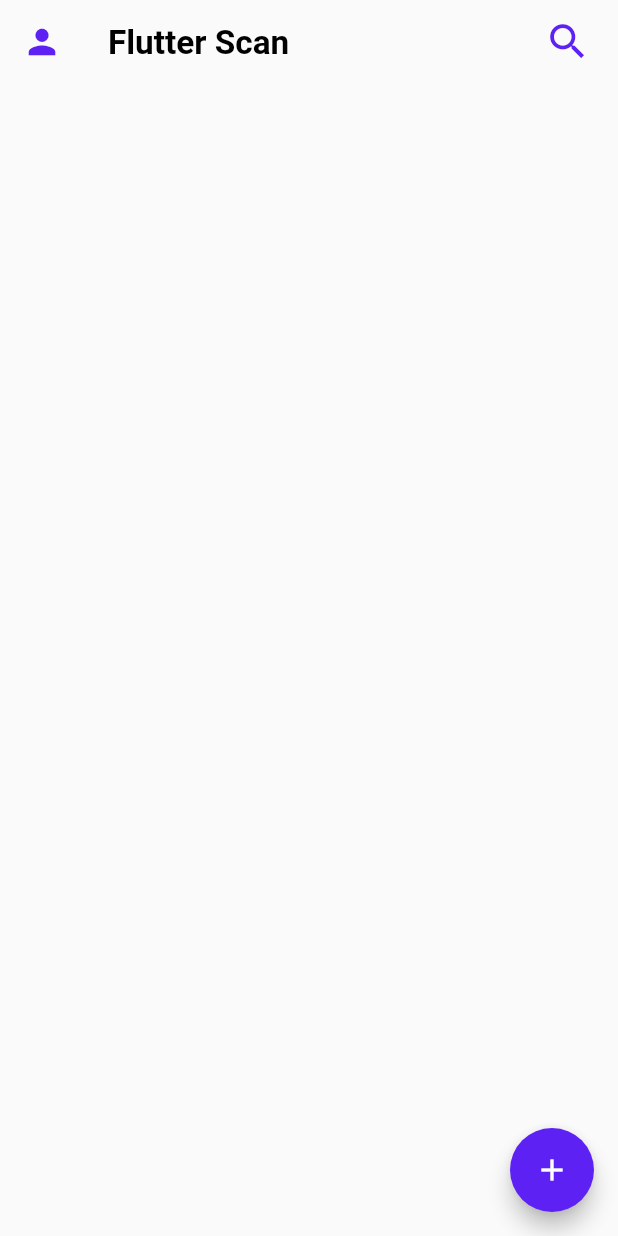
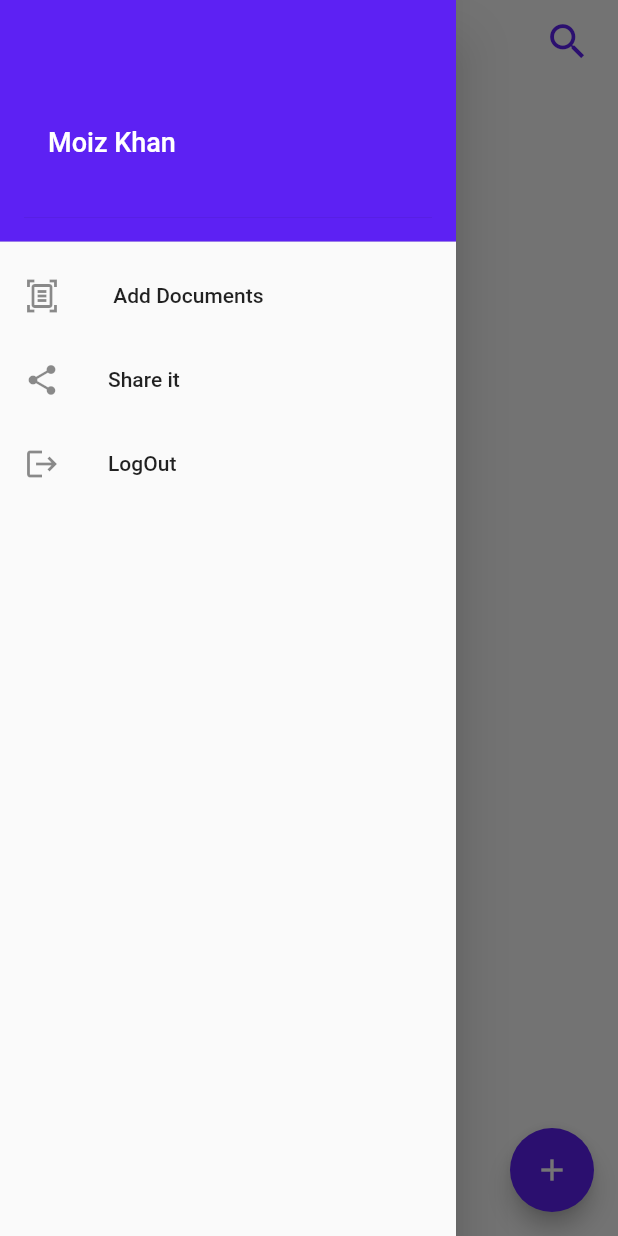
Before and after one commit to GetIbetsamAhmed/Flutter-Doc-Uploader, a Flutter app: the Dashboard screen opened by its route, with the side drawer open (before the commit the screen has no drawer), on a phone screen of 412 x 824 dp. Run offline on Flutter 3.47's test engine with Material 2 defaults, Android fonts, the phone set to English and light mode, and no system bars; our stand-ins replace cloud_firestore, firebase_auth, firebase_core, firebase_storage, image_picker, modal_progress_hud_nsn and 2 more; accounts and stored records are empty.

Commit message:
second commit

```diff
--- a/lib/screens/show_data_screen.dart
+++ b/lib/screens/show_data_screen.dart
@@ -82,7 +82,8 @@ class _ShowDataScreenState extends State<ShowDataScreen> {
                 child: CircularProgressIndicator(),
               );
             },
-            future: DatabaseService().getUser(userUID!)),
+            // future: DatabaseService().getUser(userUID!)),
+            future: DatabaseService().getUser()),
       ),
     );
   }
--- a/lib/ui/screens/home.dart
+++ b/lib/ui/screens/home.dart
@@ -1,3 +1,4 @@
+import 'package:firebase_auth/firebase_auth.dart';
 import 'package:flutter/material.dart';
 import 'package:flutter_firebase/database_service.dart';
 import 'package:flutter_firebase/ui/components/home/document_tile.dart';
@@ -14,6 +15,8 @@ class Dashboard extends StatefulWidget {
 
 class _DashboardState extends State<Dashboard> {
   String? userUID;
+  String? userEmail;
+  final _auth = FirebaseAuth.instance;
   @override
   void initState() {
     super.initState();
@@ -28,11 +31,13 @@ class _DashboardState extends State<Dashboard> {
   _read() async {
     final prefs = await SharedPreferences.getInstance();
     const key = 'uid';
-    final value = prefs.getString(key) ?? "";
-    debugPrint('read: $value');
+    // final value = prefs.getString(key) ?? "";
+    final valueEmail = prefs.getString("email") ?? "";
+    // debugPrint('read: $value');
 
     setState(() {
-      userUID = value.toString();
+      // userUID = value.toString();
+      userEmail = valueEmail.toString();
     });
   }
 
@@ -40,11 +45,12 @@ class _DashboardState extends State<Dashboard> {
   Widget build(BuildContext context) {
     return Scaffold(
       appBar: AppBar(
-        leading: Icon(
-          Icons.person,
-          color: blue,
-          size: screenHeight(context, 30),
-        ),
+        iconTheme: IconThemeData(color: blue),
+        // leading: Icon(
+        //   Icons.person,
+        //   color: blue,
+        //   size: screenHeight(context, 30),
+        // ),
         title: Text(
           "Flutter Scan",
           style: TextStyle(
@@ -66,6 +72,59 @@ class _DashboardState extends State<Dashboard> {
         ],
         elevation: 0,
         backgroundColor: Colors.transparent,
+      ),
+      drawer: Drawer(
+        child: ListView(
+          padding: const EdgeInsets.all(0),
+          children: [
+            DrawerHeader(
+              decoration: const BoxDecoration(
+                color: blue,
+              ), //BoxDecoration
+              child: UserAccountsDrawerHeader(
+                decoration: const BoxDecoration(color: blue),
+                accountName: const Text(
+                  "Moiz Khan",
+                  style: TextStyle(fontSize: 18),
+                ),
+                accountEmail: Text(userEmail.toString()),
+                currentAccountPictureSize: Size.square(50),
+                // currentAccountPicture: CircleAvatar(
+                //   backgroundColor: Color.fromARGB(255, 165, 255, 137),
+                //   child: Text(
+                //     "A",
+                //     style: TextStyle(fontSize: 30.0, color: Colors.blue),
+                //   ), //Text
+                // ), //circleAvatar
+              ), //UserAccountDrawerHeader
+            ), //DrawerHeader
+            ListTile(
+              leading: const Icon(Icons.document_scanner_outlined),
+              title: const Text(' Add Documents '),
+              onTap: () {
+                Navigator.pushNamed(context, "upload");
+              },
+            ),
+            ListTile(
+              leading: const Icon(Icons.share),
+              title: const Text('Share it'),
+              onTap: () {
+                Navigator.pop(context);
+              },
+            ),
+
+            ListTile(
+              leading: const Icon(Icons.logout),
+              title: const Text('LogOut'),
+              onTap: () async {
+                SharedPreferences pref = await SharedPreferences.getInstance();
+                pref.remove("uid");
+                _auth.signOut();
+                Navigator.pushReplacementNamed(context, 'login');
+              },
+            ),
+          ],
+        ),
       ),
       floatingActionButton: FloatingActionButton(
         onPressed: () {
@@ -100,10 +159,11 @@ class _DashboardState extends State<Dashboard> {
                   child: ListView.builder(
                     itemCount: data.length,
                     itemBuilder: (context, index) => DocumentTile(
-                      imageUrl:
-                          data[index]["url"],
+                      imageUrl: data[index]["url"],
                       documentTitle: data[index]["title"],
-                      onTap: () {},
+                      onTap: () {
+                        print(snapshot.data);
+                      },
                       dateTime: data[index]["dateTime"],
                     ),
                   ),
@@ -115,7 +175,8 @@ class _DashboardState extends State<Dashboard> {
               child: CircularProgressIndicator(),
             );
           },
-          future: DatabaseService().getUser(userUID!)),
+          // future: DatabaseService().getUser(userUID!)),
+          future: DatabaseService().getUser()),
     );
   }
 }
--- a/lib/ui/screens/login.dart
+++ b/lib/ui/screens/login.dart
@@ -166,6 +166,7 @@ class _LoginScreenState extends State<LoginScreen> {
     const key = 'uid';
     final value = newUser.user!.uid;
     prefs.setString(key, value);
+    prefs.setString("email", newUser.user!.email!);
     debugPrint('saved $value');
   }
 }
--- a/pubspec.yaml
+++ b/pubspec.yaml
@@ -69,9 +69,8 @@ flutter:
   uses-material-design: true
 
   # To add assets to your application, add an assets section, like this:
-  # assets:
-  #   - images/a_dot_burr.jpeg
-  #   - images/a_dot_ham.jpeg
+  assets:
+    - assets/images/
 
   # An image asset can refer to one or more resolution-specific "variants", see
   # https://flutter.dev/assets-and-images/#resolution-aware
```
Also changed, not shown: lib/database_service.dart (+8 -1 lines), lib/ui/screens/on_board.dart (+7 -4 lines), lib/ui/screens/signup.dart (+10 -0 lines), assets/images/onboard1.jpg (added), assets/images/onboard2.jpg (added), assets/images/onboard3.jpg (added), 2 other files.
